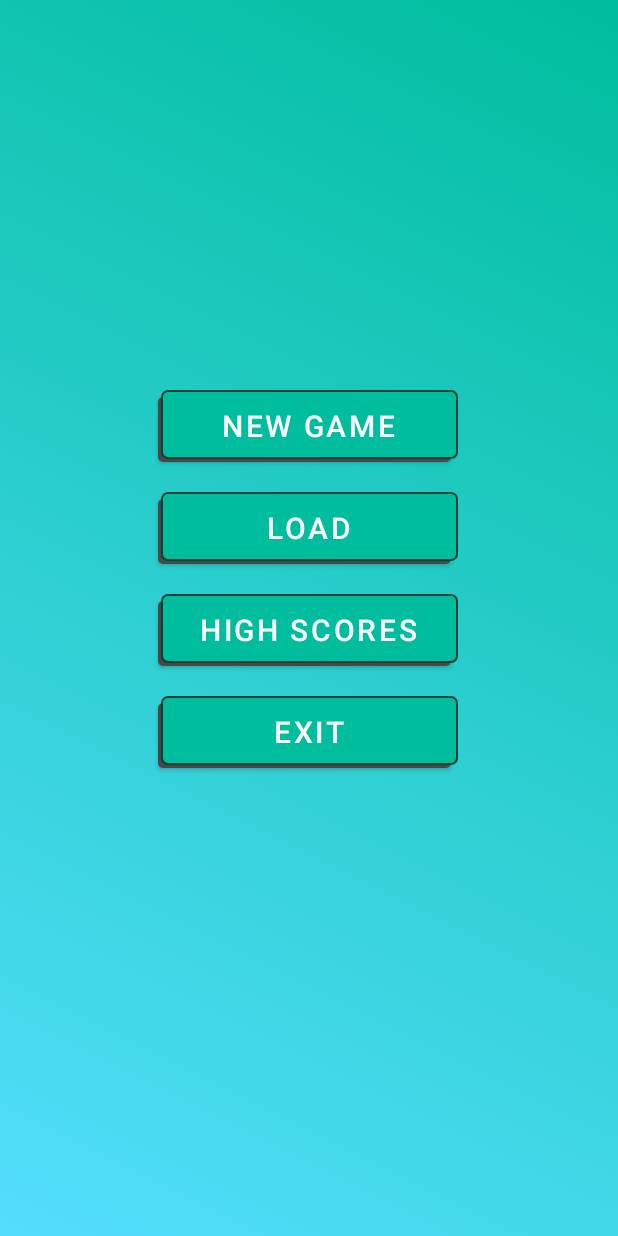
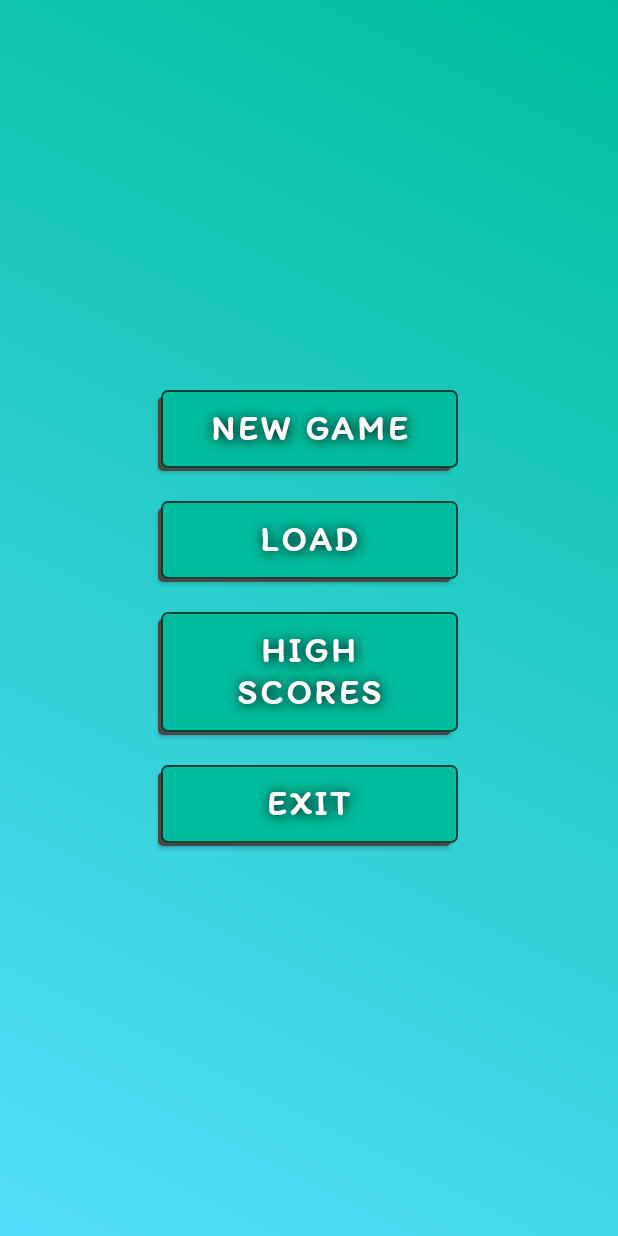
Before and after one commit to michal1702/VR_Labirynth, an Android app: the screen it shows after launch (MainActivity), on a phone screen of 412 x 824 dp. Run offline under Robolectric (Android 15) with nearby library versions, the phone set to English and light mode, and no system bars.

Commit message:
added new font and refactored xmls

```diff
--- a/app/src/main/res/layout/activity_main.xml
+++ b/app/src/main/res/layout/activity_main.xml
@@ -15,8 +15,15 @@
         android:layout_height="wrap_content"
         android:layout_marginTop="260dp"
         android:background="@drawable/buttons_background"
-        android:text="New game"
-        android:textSize="20sp"
+        android:text="@string/new_game"
+        android:textStyle="bold"
+        android:fontFamily="@font/itim_regular"
+        android:textColor="@color/text_white"
+        android:shadowColor="@color/black"
+        android:shadowRadius="10"
+        android:shadowDx="1"
+        android:shadowDy="1"
+        android:textSize="23sp"
         app:backgroundTint="@null"
         app:layout_constraintEnd_toEndOf="parent"
         app:layout_constraintHorizontal_bias="0.498"
@@ -29,8 +36,15 @@
         android:layout_height="wrap_content"
         android:layout_marginTop="20dp"
         android:background="@drawable/buttons_background"
-        android:text="Load"
-        android:textSize="20sp"
+        android:text="@string/load"
+        android:textStyle="bold"
+        android:fontFamily="@font/itim_regular"
+        android:textColor="@color/text_white"
+        android:shadowColor="@color/black"
+        android:shadowRadius="10"
+        android:shadowDx="1"
+        android:shadowDy="1"
+        android:textSize="23sp"
         app:backgroundTint="@null"
         app:layout_constraintEnd_toEndOf="@+id/newGameButton"
         app:layout_constraintStart_toStartOf="@+id/newGameButton"
@@ -42,8 +56,15 @@
         android:layout_height="wrap_content"
         android:layout_marginTop="20dp"
         android:background="@drawable/buttons_background"
-        android:text="High Scores"
-        android:textSize="20sp"
+        android:text="@string/high_scores"
+        android:textStyle="bold"
+        android:fontFamily="@font/itim_regular"
+        android:textColor="@color/text_white"
+        android:shadowColor="@color/black"
+        android:shadowRadius="10"
+        android:shadowDx="1"
+        android:shadowDy="1"
+        android:textSize="23sp"
         app:backgroundTint="@null"
         app:layout_constraintEnd_toEndOf="@+id/loadButton"
         app:layout_constraintStart_toStartOf="@+id/loadButton"
@@ -55,8 +76,15 @@
         android:layout_height="wrap_content"
         android:layout_marginTop="20dp"
         android:background="@drawable/buttons_background"
-        android:text="Exit"
-        android:textSize="20sp"
+        android:text="@string/exit"
+        android:textSize="23sp"
+        android:textStyle="bold"
+        android:fontFamily="@font/itim_regular"
+        android:textColor="@color/text_white"
+        android:shadowColor="@color/black"
+        android:shadowRadius="10"
+        android:shadowDx="1"
+        android:shadowDy="1"
         app:backgroundTint="@null"
         app:layout_constraintEnd_toEndOf="@+id/highScoresButton"
         app:layout_constraintStart_toStartOf="@+id/highScoresButton"
--- a/app/src/main/res/values/colors.xml
+++ b/app/src/main/res/values/colors.xml
@@ -7,4 +7,6 @@
     <color name="teal_700">#FF018786</color>
     <color name="black">#FF000000</color>
     <color name="white">#FFFFFFFF</color>
+    <color name="text_white">#fffbfa</color>
+    <color name="shadow">#4A4747</color>
 </resources>
--- a/app/src/main/res/values/strings.xml
+++ b/app/src/main/res/values/strings.xml
@@ -3,5 +3,8 @@
     <string name="score">Score</string>
     <string name="player_name">Player Name</string>
     <string name="no">No.</string>
-    <string name="high_scores">High Scores</string>
+    <string name="high_scores">HIGH SCORES</string>
+    <string name="new_game">NEW GAME</string>
+    <string name="load">LOAD</string>
+    <string name="exit">EXIT</string>
 </resources>
```
Also changed, not shown: app/src/main/res/layout/activity_high_scores.xml (+29 -4 lines), app/src/main/res/font/itim_regular.ttf (added).
